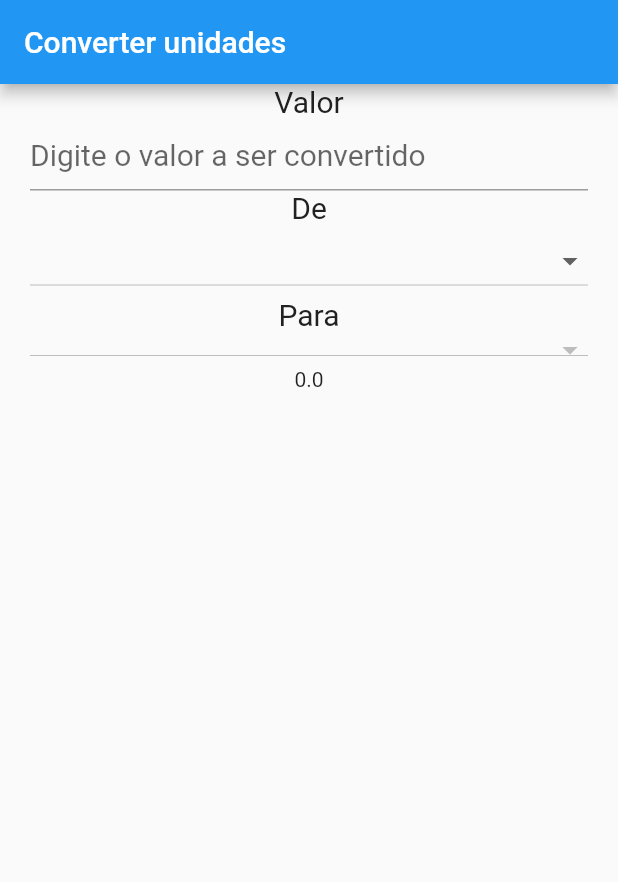
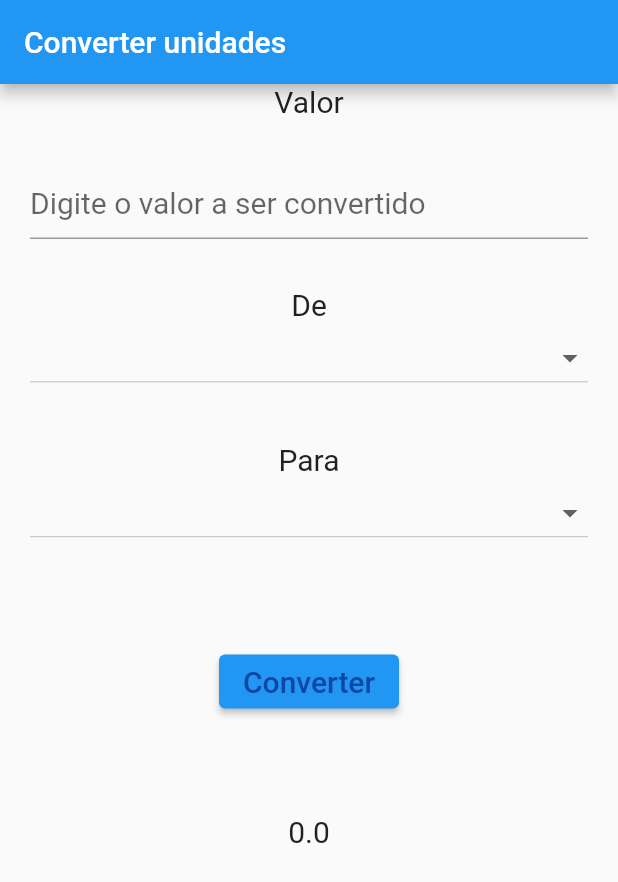
Before and after one commit to iraiore/mobile-cibversor-unidades, a Flutter app: the screen it shows after launch, on a phone screen of 412 x 824 dp. Shown: the top 882 px of the screen. Run offline on Flutter 3.47's test engine with Material 2 defaults, Android fonts, the phone set to English and light mode, and no system bars.

Commit message:
os const Spacer estão todos bugado. Faz sentido nenhum essa bomda

```diff
--- a/lib/main.dart
+++ b/lib/main.dart
@@ -14,8 +14,8 @@ class MyApp extends StatefulWidget {
 class _MyAppState extends State<MyApp> {
   /*late*/ double?
       _numberForm; //late serve para corrigir o erro de inicialização, ou pode-se criar um construtor? - Deu erro colocar o late. A variável não é inicializada, colocando o ponto de interrogação indica que esta variável é passível de ser nula
-      String? valorInicial;
-      String? valorConvertido;
+  String? valorInicial;
+  String? valorConvertido;
 
   final List<String> medidas = [
     'Metros',
@@ -62,12 +62,13 @@ class _MyAppState extends State<MyApp> {
             children: [
               Text(
                 'Valor',
-                style:labelStyle,
+                style: labelStyle,
               ),
-              //const Spacer(),
+              const Spacer(),
               TextField(
                 style: inputStyle,
-                decoration: const InputDecoration(hintText: 'Digite o valor a ser convertido'),
+                decoration: const InputDecoration(
+                    hintText: 'Digite o valor a ser convertido'),
                 //propriedade do TextFild - evento (mudança)
                 onChanged: (text) {
                   var valorInput = double.tryParse(text);
@@ -79,29 +80,54 @@ class _MyAppState extends State<MyApp> {
                   }
                 },
               ),
-              //const Spacer(),
+              const Spacer(),
               Text(
                 'De',
-                style:labelStyle,
+                style: labelStyle,
               ),
               DropdownButton(
                 value: valorInicial,
                 items: medidas.map(dropDowCreate).toList(),
                 isExpanded: true,
-                onChanged: (_ ) {},
+                onChanged: (medidas) {
+                  setState(() {
+                    valorInicial = medidas;
+                  });
+                },
               ),
-              //const Spacer(),
+              //Text((_numberForm == null) ? '' : _numberForm.toString()),
+              const Spacer(),
               Text(
                 'Para',
-                style:labelStyle,
+                style: labelStyle,
               ),
               DropdownButton(
                 value: valorConvertido,
-                items: _medidas.map(dropDowCreate).toList(),
+                items: medidas.map(dropDowCreate).toList(),
                 isExpanded: true,
-                onChanged: (_) {},
+                onChanged: (medidas) {
+                  setState(() {
+                    valorConvertido = medidas;
+                  });
+                },
               ),
-              Text((_numberForm == null) ? '' : _numberForm.toString()),
+              const Spacer(
+                flex : 2,
+              ),
+              ElevatedButton(
+                child: Text('Converter',
+                style: inputStyle,
+                ),
+                onPressed: () => true,
+              ),
+              const Spacer(
+                flex : 2,
+              ),
+              Text((_numberForm == null) ? '' : _numberForm.toString(), style: labelStyle,
+              ),
+              const Spacer(
+                flex : 8,
+              ),
             ],
           ),
         ),
```
